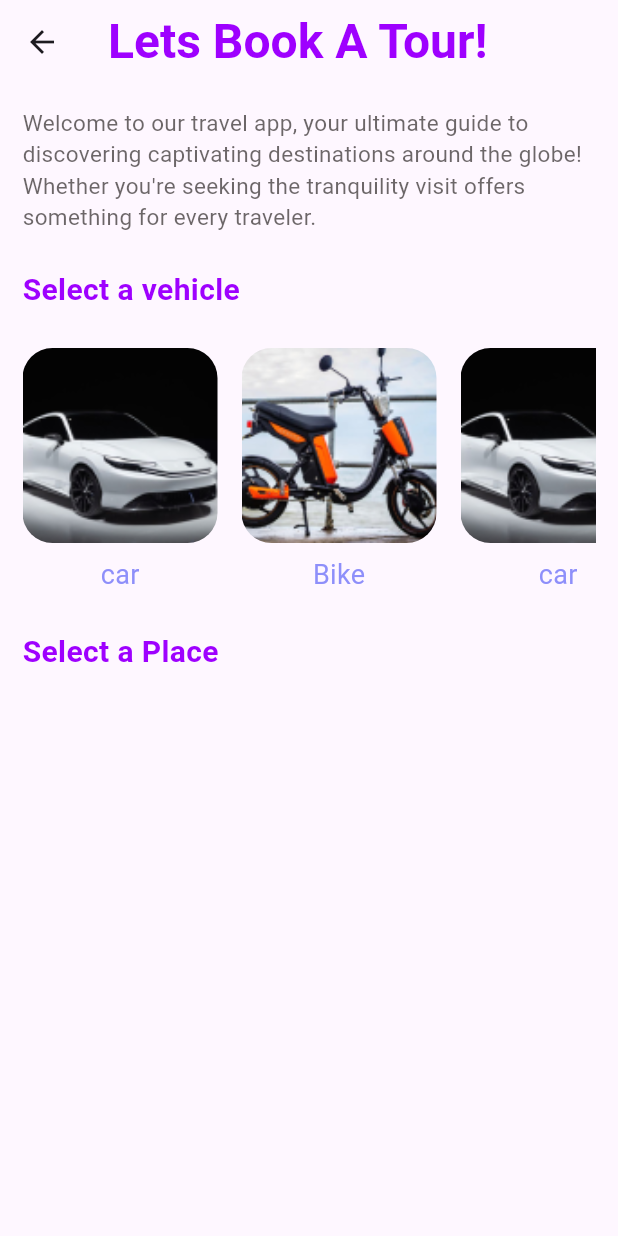
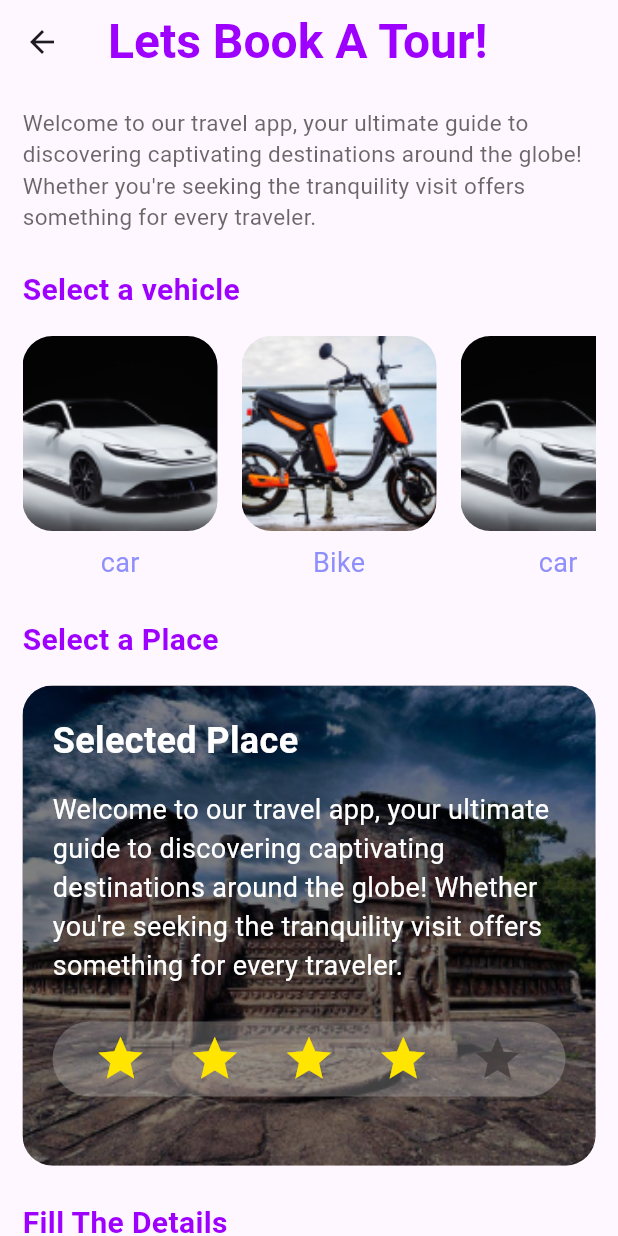
Before and after one commit to Sithum1220/Flutter-Leaning-Projects, a Flutter app: the screen it shows after launch, after a tap on "Book For A Ride Today!", on a phone screen of 412 x 824 dp. Run offline on Flutter 3.47's test engine with Material 3 defaults, Android fonts, the phone set to English and light mode, and no system bars.

Commit message:
Awesome Places app finish

```diff
--- a/awesome_places/lib/core/theme/colors.dart
+++ b/awesome_places/lib/core/theme/colors.dart
@@ -21,7 +21,7 @@ const Color mainLandmarksColor = Color(0xff0029FF);
 final Color subLandmarksColor = const Color(0xff0029FF).withValues(alpha: 0.53);
 
 const Color mainCulturalColor = Color(0xffC00C00);
-const Color subCulturalColor =  Color(0xffFF9900);
+const Color subCulturalColor = Color(0xffFF9900);
 
 // Category Button Colors
 const Color darkCategoryButtonColor = Color(0xff8E8FFA);
@@ -36,6 +36,3 @@ final Color cardBgColor = const Color(0xffCACACA).withValues(alpha: 0.31);
 // Add And Remove Button Colors
 const Color addButtonColor = Color(0xff06FFA5);
 const Color removeButtonColor = Color(0xffFF1E0F);
-
-// divider Color
-final Color dividerColor = const Color(0xff000000).withValues(alpha: 0.15);
--- a/awesome_places/lib/pages/cultural/cultural_page.dart
+++ b/awesome_places/lib/pages/cultural/cultural_page.dart
@@ -1,6 +1,6 @@
 import 'package:awesome_places/core/constants/app_spacing.dart';
 import 'package:awesome_places/core/theme/colors.dart';
-import 'package:awesome_places/widgets/reusable/custom_button.dart';
+import 'package:awesome_places/widgets/reusable/submit_button.dart';
 import 'package:awesome_places/widgets/reusable/input.dart';
 import 'package:awesome_places/widgets/shared/rating.dart';
 import 'package:flutter/material.dart';
@@ -70,11 +70,11 @@ class CulturalPage extends StatelessWidget {
                 ),
               ),
               AppSpacing.hMd,
-              Input(),
+              Input(placeholder: 'Enter a text'),
               AppSpacing.hLg,
               Row(
                 mainAxisAlignment: MainAxisAlignment.end,
-                children: [CustomButton()],
+                children: [SubmitButton()],
               ),
             ],
           ),
--- a/awesome_places/lib/pages/home/home_page.dart
+++ b/awesome_places/lib/pages/home/home_page.dart
@@ -4,7 +4,7 @@ import 'package:awesome_places/pages/landmarks/landmarks_page.dart';
 import 'package:awesome_places/pages/natural_wonders/natural_wonders_page.dart';
 import 'package:awesome_places/core/theme/colors.dart';
 import 'package:awesome_places/pages/nightlife/nightlife_page.dart';
-import 'package:awesome_places/pages/tour_book/tour_book_page.dart';
+import 'package:awesome_places/pages/tour_booking/tour_booking_page.dart';
 import 'package:awesome_places/widgets/reusable/home/category_button.dart';
 import 'package:flutter/material.dart';
 
--- a/awesome_places/lib/pages/tour_book/tour_book_page.dart
+++ /dev/null
@@ -1,85 +0,0 @@
-import 'package:awesome_places/core/constants/app_spacing.dart';
-import 'package:awesome_places/core/theme/colors.dart';
-import 'package:awesome_places/widgets/reusable/tour_book/vehicle_list.dart';
-import 'package:flutter/material.dart';
-
-class TourBookPage extends StatelessWidget {
-  const TourBookPage({super.key});
-
-  @override
-  Widget build(BuildContext context) {
-    return Scaffold(
-      appBar: AppBar(
-        title: Text(
-          "Lets Book A Tour!",
-          style: TextStyle(
-            color: primaryPurple,
-            fontSize: 32,
-            fontWeight: FontWeight.w600,
-          ),
-        ),
-      ),
-      body: SingleChildScrollView(
-        child: Padding(
-          padding: const EdgeInsets.all(15.0),
-          child: Column(
-            crossAxisAlignment: CrossAxisAlignment.start,
-            children: [
-              Text(
-                "Welcome to our travel app, your ultimate guide to discovering captivating destinations around the globe! Whether you're seeking the tranquility visit offers something for every traveler.",
-                style: TextStyle(color: primaryTextColor, fontSize: 15),
-              ),
-              AppSpacing.hLg,
-              Text(
-                "Select a vehicle",
-                style: TextStyle(
-                  color: primaryPurple,
-                  fontSize: 20,
-                  fontWeight: FontWeight.w600,
-                ),
-              ),
-              AppSpacing.hLg,
-              SingleChildScrollView(
-                scrollDirection: Axis.horizontal,
-                child: Row(
-                  mainAxisAlignment: MainAxisAlignment.spaceBetween,
-                  children: [
-                    VehicleList(
-                      imageUrl: 'assets/images/vehicle01.png',
-                      vehicle: 'car',
-                    ),
-                    AppSpacing.wMd,
-                    VehicleList(
-                      imageUrl: 'assets/images/vehicle02.png',
-                      vehicle: 'Bike',
-                    ),
-                    AppSpacing.wMd,
-                    VehicleList(
-                      imageUrl: 'assets/images/vehicle01.png',
-                      vehicle: 'car',
-                    ),
-                    AppSpacing.wMd,
-                    VehicleList(
-                      imageUrl: 'assets/images/vehicle03.png',
-                      vehicle: 'Bus',
-                    ),
-                  ],
-                ),
-              ),
-              AppSpacing.hLg,
-              Text(
-                "Select a Place",
-                style: TextStyle(
-                  color: primaryPurple,
-                  fontSize: 20,
-                  fontWeight: FontWeight.w600,
-                ),
-              ),
-
-            ],
-          ),
-        ),
-      ),
-    );
-  }
-}
--- /dev/null
+++ b/awesome_places/lib/pages/tour_booking/tour_booking_page.dart
@@ -0,0 +1,245 @@
+import 'package:awesome_places/core/constants/app_spacing.dart';
+import 'package:awesome_places/core/theme/colors.dart';
+import 'package:awesome_places/widgets/reusable/input.dart';
+import 'package:awesome_places/widgets/reusable/submit_button.dart';
+import 'package:awesome_places/widgets/reusable/tour_booking/custom_button.dart';
+import 'package:awesome_places/widgets/reusable/tour_booking/vehicle_list.dart';
+import 'package:awesome_places/widgets/shared/rating.dart';
+import 'package:flutter/material.dart';
+
+class TourBookPage extends StatelessWidget {
+  const TourBookPage({super.key});
+
+  @override
+  Widget build(BuildContext context) {
+    return Scaffold(
+      appBar: AppBar(
+        title: Text(
+          "Lets Book A Tour!",
+          style: TextStyle(
+            color: primaryPurple,
+            fontSize: 32,
+            fontWeight: FontWeight.w600,
+          ),
+        ),
+      ),
+      body: SingleChildScrollView(
+        child: Padding(
+          padding: const EdgeInsets.all(15.0),
+          child: Column(
+            crossAxisAlignment: CrossAxisAlignment.start,
+            children: [
+              Text(
+                "Welcome to our travel app, your ultimate guide to discovering captivating destinations around the globe! Whether you're seeking the tranquility visit offers something for every traveler.",
+                style: TextStyle(color: primaryTextColor, fontSize: 15),
+              ),
+              AppSpacing.hLg,
+              Text(
+                "Select a vehicle",
+                style: TextStyle(
+                  color: primaryPurple,
+                  fontSize: 20,
+                  fontWeight: FontWeight.w600,
+                ),
+              ),
+              AppSpacing.hMd,
+              SingleChildScrollView(
+                scrollDirection: Axis.horizontal,
+                child: Row(
+                  mainAxisAlignment: MainAxisAlignment.spaceBetween,
+                  children: [
+                    VehicleList(
+                      imageUrl: 'assets/images/vehicle01.png',
+                      vehicle: 'car',
+                    ),
+                    AppSpacing.wMd,
+                    VehicleList(
+                      imageUrl: 'assets/images/vehicle02.png',
+                      vehicle: 'Bike',
+                    ),
+                    AppSpacing.wMd,
+                    VehicleList(
+                      imageUrl: 'assets/images/vehicle01.png',
+                      vehicle: 'car',
+                    ),
+                    AppSpacing.wMd,
+                    VehicleList(
+                      imageUrl: 'assets/images/vehicle03.png',
+                      vehicle: 'Bus',
+                    ),
+                  ],
+                ),
+              ),
+              AppSpacing.hLg,
+              Text(
+                "Select a Place",
+                style: TextStyle(
+                  color: primaryPurple,
+                  fontSize: 20,
+                  fontWeight: FontWeight.w600,
+                ),
+              ),
+              AppSpacing.hMd,
+              Stack(
+                children: <Widget>[
+                  ClipRRect(
+                    borderRadius: BorderRadiusGeometry.circular(20),
+                    child: Image.asset(
+                      "assets/images/Cultural.png",
+                      width: double.infinity,
+                      height: 320,
+                      fit: BoxFit.cover,
+                    ),
+                  ),
+                  Container(
+                    width: double.infinity,
+                    height: 320,
+                    decoration: BoxDecoration(
+                      color: black.withValues(alpha: 0.5),
+                      borderRadius: BorderRadius.circular(20),
+                    ),
+                  ),
+                  Padding(
+                    padding: const EdgeInsets.all(20.0),
+                    child: Column(
+                      crossAxisAlignment: CrossAxisAlignment.start,
+                      children: [
+                        Text(
+                          "Selected Place",
+                          style: TextStyle(
+                            fontSize: 24,
+                            fontWeight: FontWeight.bold,
+                            color: white,
+                          ),
+                        ),
+                        AppSpacing.hMd,
+                        Text(
+                          "Welcome to our travel app, your ultimate guide to discovering captivating destinations around the globe! Whether you're seeking the tranquility visit offers something for every traveler.",
+                          style: TextStyle(color: white, fontSize: 18),
+                        ),
+                        AppSpacing.hLg,
+                        Rating(),
+                      ],
+                    ),
+                  ),
+                ],
+              ),
+              AppSpacing.hLg,
+              Text(
+                "Fill The Details",
+                style: TextStyle(
+                  color: primaryPurple,
+                  fontSize: 20,
+                  fontWeight: FontWeight.w600,
+                ),
+              ),
+              AppSpacing.hMd,
+              Text(
+                "User Name",
+                style: TextStyle(
+                  fontSize: 16,
+                  fontWeight: FontWeight.w600,
+                  color: primaryTextColor,
+                ),
+              ),
+              AppSpacing.hSm,
+              Input(placeholder: 'John...'),
+              AppSpacing.hMd,
+              Text(
+                "Country",
+                style: TextStyle(
+                  fontSize: 16,
+                  fontWeight: FontWeight.w600,
+                  color: primaryTextColor,
+                ),
+              ),
+              AppSpacing.hSm,
+              Input(placeholder: 'Canada...'),
+              AppSpacing.hMd,
+              SizedBox(
+                height: 110,
+                child: Row(
+                  mainAxisAlignment: MainAxisAlignment.spaceBetween,
+                  children: [
+                    Column(
+                      mainAxisAlignment: MainAxisAlignment.end,
+                      children: [
+                        Text(
+                          "Team Size",
+                          style: TextStyle(
+                            fontSize: 16,
+                            fontWeight: FontWeight.w600,
+                            color: primaryTextColor,
+                          ),
+                        ),
+                        AppSpacing.hMd,
+                        Container(
+                          width: 70,
+                          height: 70,
+                          decoration: BoxDecoration(
+                            color: primaryPurple,
+                            shape: BoxShape.circle,
+                          ),
+                          child: Center(
+                            child: Text(
+                              "3",
+                              style: TextStyle(
+                                fontSize: 36,
+                                fontWeight: FontWeight.w600,
+                                color: white,
+                              ),
+                            ),
+                          ),
+                        ),
+                      ],
+                    ),
+                    Column(
+                      mainAxisAlignment: MainAxisAlignment.end,
+                      children: [
+                        Text(
+                          "Add or Remove team members",
+                          style: TextStyle(
+                            color: primaryTextColor,
+                            fontSize: 18,
+                          ),
+                        ),
+                        AppSpacing.hSm,
+                        Row(
+                          children: [
+                            CustomButton(
+                              btnText: "Add",
+                              btnIcon: Icons.add,
+                              btnColor: addButtonColor,
+                            ),
+                            AppSpacing.wSm,
+                            CustomButton(
+                              btnText: "Remove",
+                              btnIcon: Icons.remove,
+                              btnColor: removeButtonColor,
+                            ),
+                          ],
+                        ),
+                      ],
+                    ),
+                  ],
+                ),
+              ),
+              AppSpacing.hLg,
+              Divider(),
+              AppSpacing.hSm,
+              Text(
+                "Welcome to our travel app, your ultimate guide to discovering captivating destinations around the globe! Whether you're seeking the tranquility visit offers something for every traveler.",
+                style: TextStyle(color: primaryTextColor, fontSize: 15),
+              ),
+              AppSpacing.hLg,
+              Row(
+                mainAxisAlignment: MainAxisAlignment.end,
+                children: [SubmitButton()],
+              ),
+            ],
+          ),
+        ),
+      ),
+    );
+  }
+}
--- a/awesome_places/lib/widgets/reusable/input.dart
+++ b/awesome_places/lib/widgets/reusable/input.dart
@@ -2,7 +2,8 @@ import 'package:awesome_places/core/theme/colors.dart';
 import 'package:flutter/material.dart';
 
 class Input extends StatelessWidget {
-  const Input({super.key});
+  final String placeholder;
+  const Input({super.key, required this.placeholder});
 
   @override
   Widget build(BuildContext context) {
@@ -17,7 +18,7 @@ class Input extends StatelessWidget {
         child: TextField(
           decoration: InputDecoration(
             hint: Text(
-              "Enter A Text",
+              placeholder,
               style: TextStyle(color: primaryTextColor, fontSize: 16),
             ),
             border: InputBorder.none,
--- a/awesome_places/lib/widgets/reusable/custom_button.dart
+++ b/awesome_places/lib/widgets/reusable/submit_button.dart
@@ -1,8 +1,8 @@
 import 'package:awesome_places/core/theme/colors.dart';
 import 'package:flutter/material.dart';
 
-class CustomButton extends StatelessWidget {
-  const CustomButton({super.key});
+class SubmitButton extends StatelessWidget {
+  const SubmitButton({super.key});
 
   @override
   Widget build(BuildContext context) {
@@ -11,6 +11,7 @@ class CustomButton extends StatelessWidget {
       style: ElevatedButton.styleFrom(
         backgroundColor: secondaryYellow,
         padding: EdgeInsets.symmetric(horizontal: 30, vertical: 15),
+        side: BorderSide(color: black),
       ),
       child: Text(
         "Submit",
--- /dev/null
+++ b/awesome_places/lib/widgets/reusable/tour_booking/custom_button.dart
@@ -0,0 +1,41 @@
+import 'package:awesome_places/core/constants/app_spacing.dart';
+import 'package:awesome_places/core/theme/colors.dart';
+import 'package:flutter/material.dart';
+
+class CustomButton extends StatelessWidget {
+  final String btnText;
+  final IconData btnIcon;
+  final Color btnColor;
+  const CustomButton({
+    super.key,
+    required this.btnText,
+    required this.btnIcon,
+    required this.btnColor,
+  });
+
+  @override
+  Widget build(BuildContext context) {
+    return ElevatedButton(
+      onPressed: () {},
+      style: ElevatedButton.styleFrom(
+        padding: EdgeInsets.symmetric(horizontal: 30, vertical: 10),
+        backgroundColor: btnColor,
+        side: BorderSide(color: black),
+      ),
+      child: Row(
+        children: [
+          Text(
+            btnText,
+            style: TextStyle(
+              fontSize: 18,
+              fontWeight: FontWeight.w600,
+              color: black,
+            ),
+          ),
+          AppSpacing.wSm,
+          Icon(btnIcon, size: 20, fontWeight: FontWeight.w600, color: black),
+        ],
+      ),
+    );
+  }
+}
```
Also changed, not shown: awesome_places/lib/widgets/reusable/tour_booking/vehicle_list.dart (renamed from awesome_places/lib/widgets/reusable/tour_book/vehicle_list.dart).
